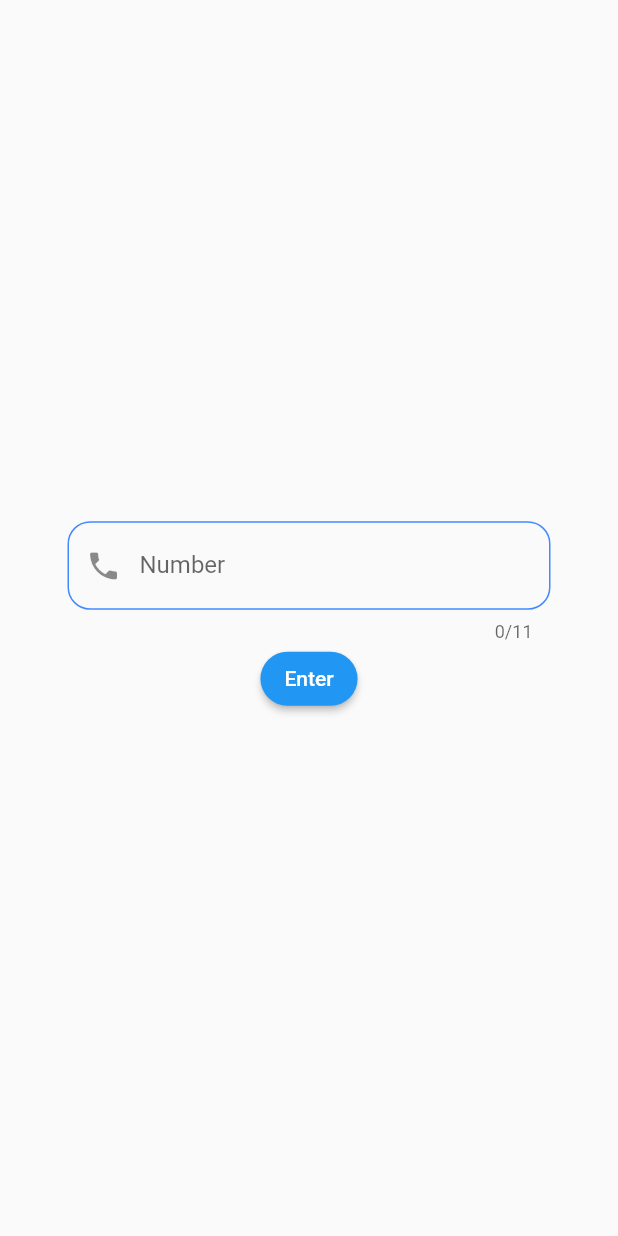
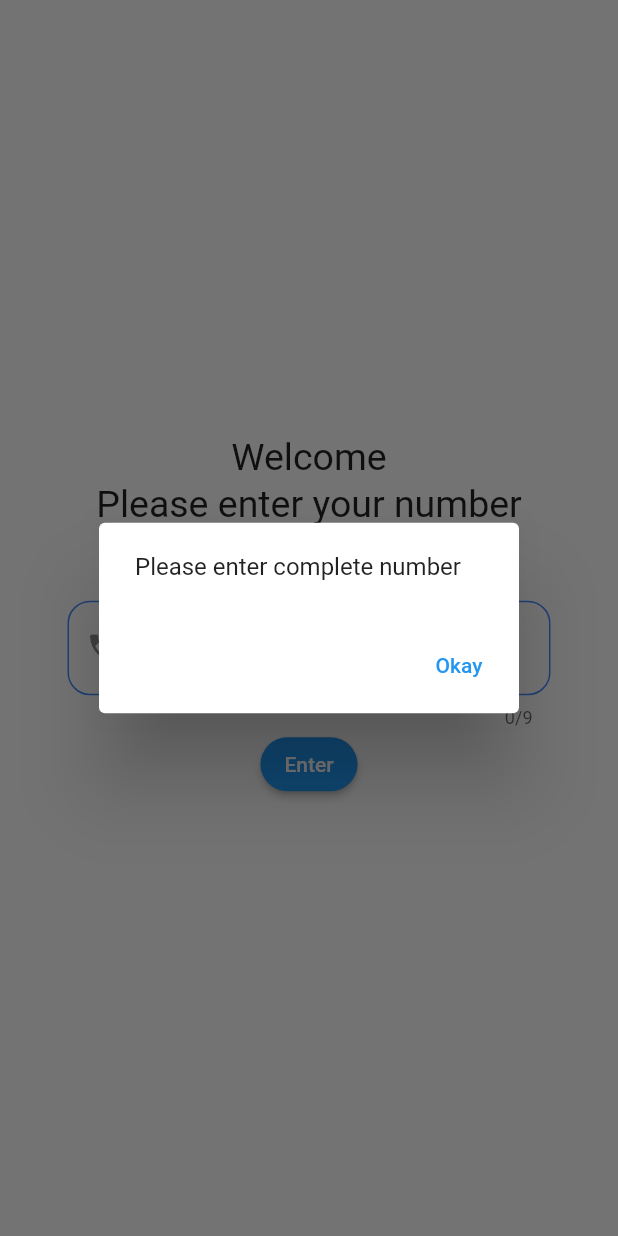
Before and after one commit to MobinAssari/Chat_Project_Tolue, a Flutter app: the screen it shows after launch, after a tap on "Enter", on a phone screen of 412 x 824 dp. Run offline on Flutter 3.47's test engine with Material 2 defaults, Android fonts, the phone set to English and light mode, and no system bars; missing offline and left inert: flutter_verification_code.

```diff
--- a/lib/main.dart
+++ b/lib/main.dart
@@ -11,6 +11,6 @@ class MyApp extends StatelessWidget {
   // This widget is the root of your application.
   @override
   Widget build(BuildContext context) {
-    return MaterialApp(home: NumberScreen(),);
+    return const MaterialApp(home: NumberScreen(),);
   }
 }
--- a/lib/screens/number.dart
+++ b/lib/screens/number.dart
@@ -1,7 +1,10 @@
+import 'package:chat_project_tolue/screens/verification.dart';
 import 'package:flutter/material.dart';
 
 class NumberScreen extends StatelessWidget {
   const NumberScreen({super.key});
+
+  void _enterNumber() {}
 
   @override
   Widget build(context) {
@@ -13,9 +16,24 @@ class NumberScreen extends StatelessWidget {
         child: Column(
           mainAxisAlignment: MainAxisAlignment.center,
           children: [
+            const Text(
+              'Welcome',
+              style: TextStyle(fontSize: 25),
+            ),
+            const SizedBox(
+              height: 2,
+            ),
+            const Text(
+              'Please enter your number',
+              style: TextStyle(fontSize: 25),
+            ),
+            const SizedBox(
+              height: 50,
+            ),
             TextField(
+              style: TextStyle(fontSize: 20),
               controller: numberController,
-              maxLength: 11,
+              maxLength: 9,
               keyboardType: TextInputType.number,
               decoration: const InputDecoration(
                 focusedBorder: OutlineInputBorder(
@@ -24,7 +42,8 @@ class NumberScreen extends StatelessWidget {
                       Radius.circular(25),
                     )),
                 prefixIcon: Icon(Icons.phone),
-                hintText: '09*********',
+                prefixText: '09',
+                //hintText: '09*********',
                 label: Text('Number'),
                 enabledBorder: OutlineInputBorder(
                   borderSide: BorderSide(
@@ -36,9 +55,32 @@ class NumberScreen extends StatelessWidget {
                 ),
               ),
             ),
+            // Button to enter the number
             ElevatedButton(
-              onPressed: () {},
-              child: Text('Enter'),
+              onPressed: () {
+                if (numberController.text.length == 9) {
+                  Navigator.push(
+                      context,
+                      MaterialPageRoute(
+                          builder: (ctx) => VerificationScreen()));
+                } else {
+                  showDialog(
+                    context: context,
+                    builder: (ctx) {
+                      return AlertDialog(
+                        content: const Text('Please enter complete number'),
+                        actions: [
+                          TextButton(
+                              onPressed: () {
+                                Navigator.pop(ctx);
+                              },
+                              child: const Text('Okay'))
+                        ],
+                      );
+                    },
+                  );
+                }
+              },
               style: ButtonStyle(
                 shape: MaterialStateProperty.all<RoundedRectangleBorder>(
                   RoundedRectangleBorder(
@@ -46,7 +88,8 @@ class NumberScreen extends StatelessWidget {
                   ),
                 ),
               ),
-            )
+              child: const Text('Enter'),
+            ),
           ],
         ),
       ),
--- a/pubspec.yaml
+++ b/pubspec.yaml
@@ -35,6 +35,7 @@ dependencies:
   # The following adds the Cupertino Icons font to your application.
   # Use with the CupertinoIcons class for iOS style icons.
   cupertino_icons: ^1.0.2
+  flutter_verification_code: ^1.1.6
 
 dev_dependencies:
   flutter_test:
```
Also changed, not shown: lib/models/message.dart (added, +12 -0 lines), lib/models/user.dart (+14 -1 lines), lib/screens/contact_list.dart (added, +10 -0 lines), lib/screens/verification.dart (added, +45 -0 lines), pubspec.lock.
